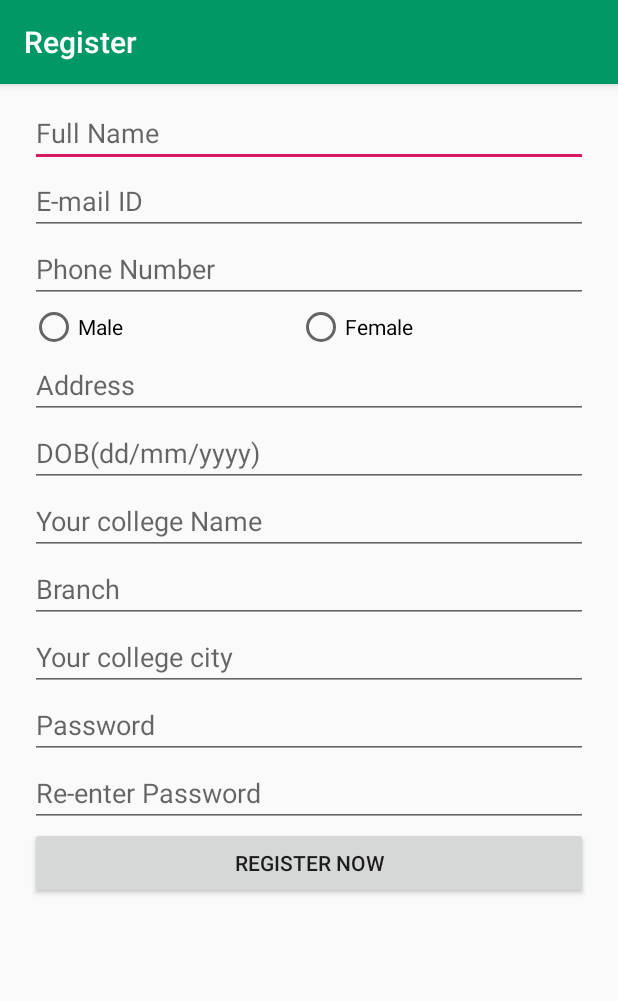
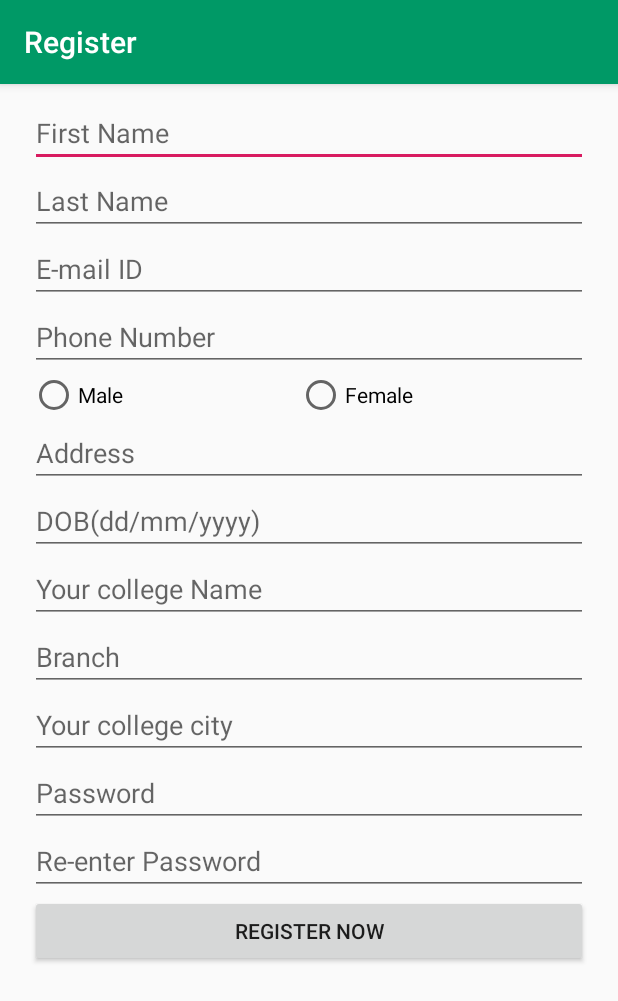
Before and after one commit to teknaS47/Persona, an Android app: the Register screen opened directly, with no data from a screen before it, on a phone screen of 412 x 824 dp. Shown: the top 1001 px of the screen. Run offline under Robolectric (Android 15) with nearby library versions, the phone set to English and light mode, and no system bars; network calls fail.

Commit message:
register

```diff
--- a/app/src/main/java/com/mit/persona/Event.java
+++ b/app/src/main/java/com/mit/persona/Event.java
@@ -21,5 +21,6 @@ public class Event extends AppCompatActivity {
 
 
 
+
     }
 }
--- a/app/src/main/res/layout/content_register.xml
+++ b/app/src/main/res/layout/content_register.xml
@@ -29,10 +29,18 @@
                 android:layout_width="match_parent"
                 android:layout_height="wrap_content"
                 android:ems="10"
-                android:hint="Full Name"
+                android:hint="First Name"
                 android:inputType="textPersonName"
                 tools:layout_editor_absoluteX="32dp"
                 tools:layout_editor_absoluteY="65dp" />
+
+            <EditText
+                android:id="@+id/editText12"
+                android:layout_width="match_parent"
+                android:layout_height="wrap_content"
+                android:ems="10"
+                android:hint="Last Name"
+                android:inputType="textPersonName" />
 
             <EditText
                 android:id="@+id/editText3"
@@ -65,14 +73,16 @@
                         android:layout_width="wrap_content"
                         android:layout_height="wrap_content"
                         android:layout_weight="1"
-                        android:text="Male" />
+                        android:text="Male"
+                        android:onClick="male"/>
 
                     <RadioButton
                         android:id="@+id/radioButton2"
                         android:layout_width="wrap_content"
                         android:layout_height="wrap_content"
                         android:layout_weight="1"
-                        android:text="Female" />
+                        android:text="Female"
+                        android:onClick="female"/>
                 </LinearLayout>
 
             </RadioGroup>
@@ -137,6 +147,7 @@
                 android:id="@+id/button5"
                 android:layout_width="match_parent"
                 android:layout_height="wrap_content"
+                android:onClick="registerevent"
                 android:text="Register Now" />
         </LinearLayout>
     </ScrollView>
```
Also changed, not shown: app/src/main/java/com/mit/persona/Register.java (+53 -0 lines), app/src/main/java/com/mit/persona/databaseOperations.java (+56 -9 lines), app/src/main/java/com/mit/persona/pageDetails.java (added, +15 -0 lines).
